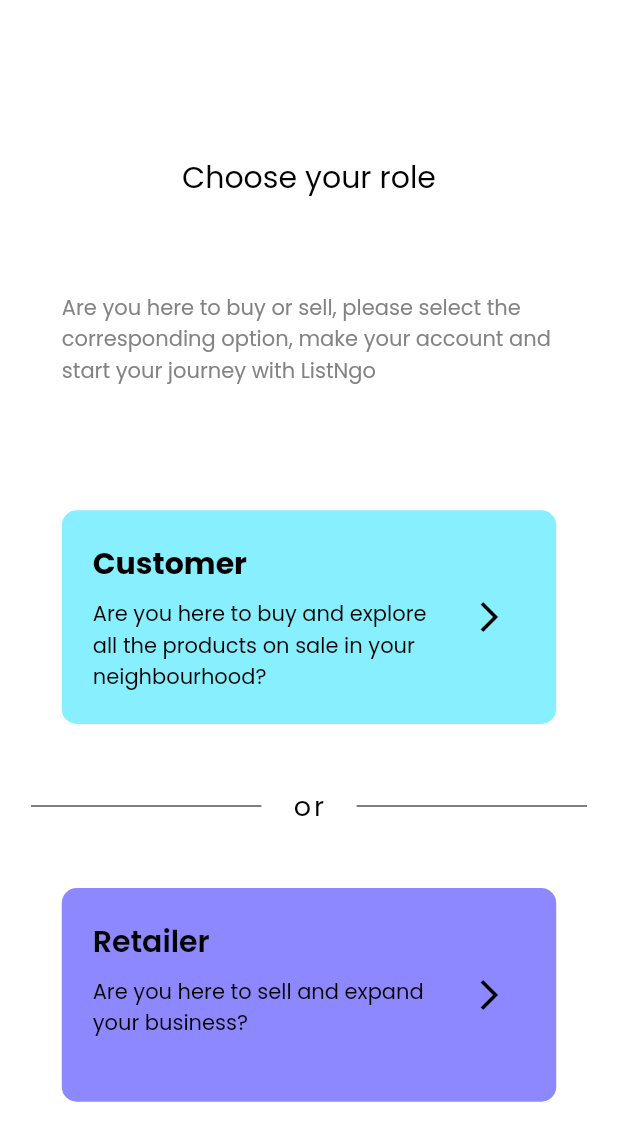
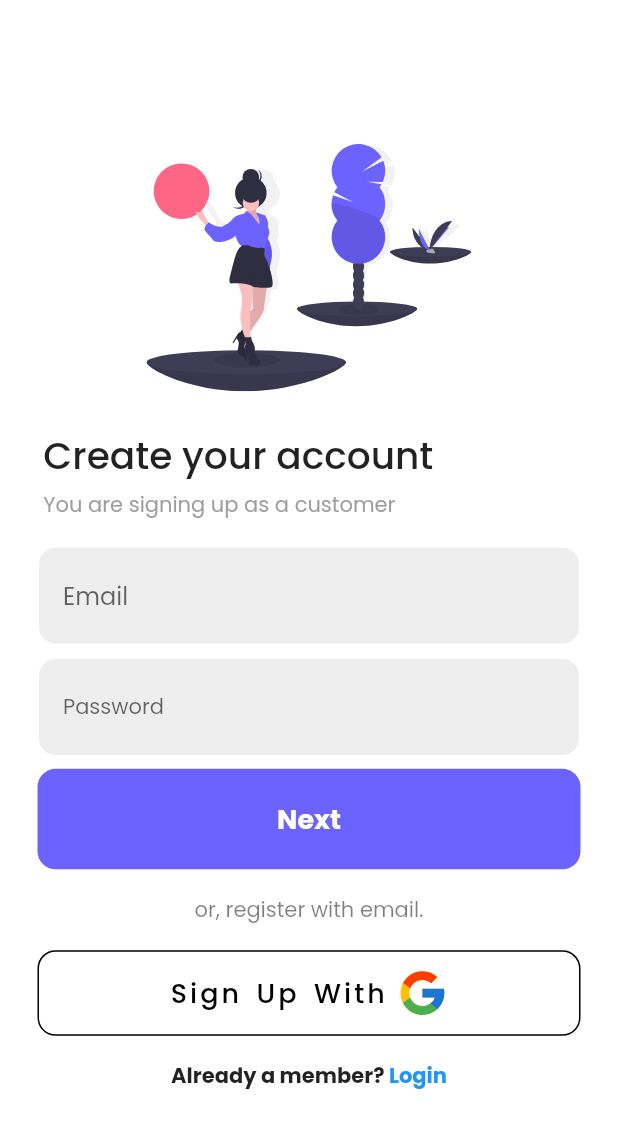
Before and after one commit to Legit-Ox/ListNGo, a Flutter app: the ChooseRoleScreen screen opened directly, after a tap on "Customer", on a phone screen of 412 x 824 dp. Shown: the top 1141 px of the screen. Run offline on Flutter 3.47's test engine with Material 2 defaults, Android fonts, the phone set to English and light mode, and no system bars; our stand-ins replace flutter_svg, google_fonts, smooth_page_indicator.

Commit message:
Register and login flow for customers added

```diff
--- a/listngo/lib/main.dart
+++ b/listngo/lib/main.dart
@@ -1,10 +1,9 @@
 import 'package:flutter/material.dart';
-import 'package:firebase_core/firebase_core.dart';
 import 'package:listngo/screens/onboarding_screen.dart';
 
 void main() async {
-  WidgetsFlutterBinding.ensureInitialized();
-  await Firebase.initializeApp();
+  // WidgetsFlutterBinding.ensureInitialized();
+  // await Firebase.initializeApp();
   runApp(const MyApp());
 }
 
--- /dev/null
+++ b/listngo/lib/screens/Customer/register_page_customers_1.dart
@@ -0,0 +1,267 @@
+import 'package:flutter/material.dart';
+import 'package:flutter_svg/svg.dart';
+import 'package:google_fonts/google_fonts.dart';
+
+import 'package:listngo/screens/Customer/login_page_customers.dart';
+import 'package:listngo/screens/Customer/register_page_customers_2.dart';
+
+class RegisterPageCustomers1 extends StatefulWidget {
+  const RegisterPageCustomers1({Key? key}) : super(key: key);
+
+  @override
+  State<RegisterPageCustomers1> createState() => _RegisterPageCustomers1State();
+}
+
+class _RegisterPageCustomers1State extends State<RegisterPageCustomers1> {
+  final _emailController = TextEditingController();
+  final _passwordController = TextEditingController();
+  final _confirmPasswordController = TextEditingController();
+  final _firstNameController = TextEditingController();
+  final _lastNameController = TextEditingController();
+  final _ageController = TextEditingController();
+  @override
+  void dispose() {
+    _emailController.dispose();
+    _passwordController.dispose();
+    _firstNameController.dispose();
+    _lastNameController.dispose();
+    _ageController.dispose();
+    super.dispose();
+  }
+
+  bool passwordConfirmed() {
+    if (_passwordController.text.trim() ==
+        _confirmPasswordController.text.trim()) {
+      return true;
+    } else {
+      return false;
+    }
+  }
+
+  @override
+  Widget build(BuildContext context) {
+    final ColorScheme colors = Theme.of(context).colorScheme;
+    final size = MediaQuery.of(context).size;
+    return Scaffold(
+      backgroundColor: Colors.white,
+      body: SafeArea(
+        child: Center(
+          child: SingleChildScrollView(
+            child: Column(
+              mainAxisAlignment: MainAxisAlignment.start,
+              crossAxisAlignment: CrossAxisAlignment.start,
+              children: [
+                Container(
+                  alignment: Alignment.center,
+                  child: SvgPicture.asset(
+                    'assets/images/login.svg',
+                    fit: BoxFit.contain,
+                    height: MediaQuery.of(context).size.height * 0.2,
+                  ),
+                ),
+                SizedBox(
+                  height: size.height * 0.03,
+                ),
+                Padding(
+                  padding: EdgeInsets.fromLTRB(
+                      MediaQuery.of(context).size.width * 0.07, 0, 0, 0),
+                  child: Text(
+                    'Create your account',
+                    style: GoogleFonts.poppins(
+                        fontSize: 25, fontWeight: FontWeight.w500),
+                  ),
+                ),
+                SizedBox(
+                  height: size.height * 0.005,
+                ),
+                Padding(
+                  padding: EdgeInsets.fromLTRB(
+                      MediaQuery.of(context).size.width * 0.07, 0, 0, 0),
+                  child: Text(
+                    'You are signing up as a customer',
+                    style: GoogleFonts.poppins(
+                      fontSize: 14,
+                      fontWeight: FontWeight.w400,
+                      color: Colors.grey,
+                    ),
+                  ),
+                ),
+                SizedBox(
+                  height: size.height * 0.02,
+                ),
+                Padding(
+                  padding: const EdgeInsets.symmetric(horizontal: 25),
+                  child: Container(
+                    decoration: BoxDecoration(
+                      color: Colors.grey[200],
+                      border: Border.all(color: Colors.white),
+                      borderRadius: BorderRadius.circular(12),
+                    ),
+                    child: Padding(
+                      padding: const EdgeInsets.symmetric(
+                          horizontal: 16, vertical: 8),
+                      child: TextField(
+                        controller: _emailController,
+                        style: GoogleFonts.poppins(fontSize: 16),
+                        decoration: InputDecoration(
+                          border: InputBorder.none,
+                          hintText: 'Email',
+                          hintStyle: GoogleFonts.poppins(),
+                        ),
+                      ),
+                    ),
+                  ),
+                ),
+                SizedBox(
+                  height: size.height * 0.01,
+                ),
+                Padding(
+                  padding: const EdgeInsets.symmetric(horizontal: 25),
+                  child: Container(
+                    decoration: BoxDecoration(
+                      color: Colors.grey[200],
+                      border: Border.all(color: Colors.white),
+                      borderRadius: BorderRadius.circular(12),
+                    ),
+                    child: Padding(
+                      padding: const EdgeInsets.symmetric(
+                          horizontal: 16, vertical: 8),
+                      child: TextField(
+                        style: GoogleFonts.poppins(fontSize: 14),
+                        controller: _passwordController,
+                        obscureText: true,
+                        decoration: InputDecoration(
+                          border: InputBorder.none,
+                          hintText: 'Password',
+                          hintStyle: GoogleFonts.poppins(),
+                        ),
+                      ),
+                    ),
+                  ),
+                ),
+                SizedBox(
+                  height: size.height * 0.01,
+                ),
+                GestureDetector(
+                  //Function for Sign Up to be written in this onTap
+                  onTap: () {
+                    Navigator.push(
+                      context,
+                      MaterialPageRoute(
+                        builder: (context) => const RegisterPageCustomers2(),
+                      ),
+                    );
+                  },
+                  child: Padding(
+                    padding: const EdgeInsets.symmetric(horizontal: 25),
+                    child: Container(
+                      padding: const EdgeInsets.all(20),
+                      decoration: BoxDecoration(
+                        color: const Color(0xFF6C63FF),
+                        borderRadius: BorderRadius.circular(12),
+                      ),
+                      child: Center(
+                        child: Text(
+                          'Next',
+                          style: GoogleFonts.poppins(
+                              color: Colors.white,
+                              fontWeight: FontWeight.bold,
+                              fontSize: 18),
+                        ),
+                      ),
+                    ),
+                  ),
+                ),
+                SizedBox(
+                  height: size.height * 0.02,
+                ),
+                Center(
+                  child: Text(
+                    'or, register with email.',
+                    textAlign: TextAlign.center,
+                    style: GoogleFonts.poppins(
+                      color: const Color.fromARGB(128, 0, 0, 0),
+                    ),
+                  ),
+                ),
+                SizedBox(
+                  height: size.height * 0.02,
+                ),
+                Padding(
+                  padding: const EdgeInsets.symmetric(horizontal: 25),
+                  child: GestureDetector(
+                    onTap: () {
+                      // AuthServices.signInwithGoogle().whenComplete(() {
+                      //   Navigator.of(context).push(
+                      //     MaterialPageRoute(
+                      //       builder: (context) {
+                      //         return const RegisterPageCustomers2();
+                      //       },
+                      //     ),
+                      //   );
+                      // });
+                    },
+                    child: Container(
+                      padding: const EdgeInsets.symmetric(vertical: 10),
+                      decoration: BoxDecoration(
+                        color: const Color.fromARGB(255, 255, 255, 255),
+                        borderRadius: BorderRadius.circular(12),
+                        border: Border.all(color: Colors.black),
+                      ),
+                      child: Center(
+                        child: Row(
+                          mainAxisAlignment: MainAxisAlignment.center,
+                          children: [
+                            Text(
+                              'Sign Up With ',
+                              style: GoogleFonts.poppins(
+                                  letterSpacing: 2,
+                                  wordSpacing: 3,
+                                  color: Colors.black,
+                                  fontWeight: FontWeight.w500,
+                                  fontSize: 18),
+                            ),
+                            SvgPicture.asset(
+                              'assets/images/google.svg',
+                              height: 35,
+                            ),
+                          ],
+                        ),
+                      ),
+                    ),
+                  ),
+                ),
+                SizedBox(
+                  height: size.height * 0.02,
+                ),
+                Row(
+                  mainAxisAlignment: MainAxisAlignment.center,
+                  children: [
+                    Text(
+                      'Already a member? ',
+                      style: GoogleFonts.poppins(fontWeight: FontWeight.bold),
+                    ),
+                    GestureDetector(
+                      onTap: () {
+                        Navigator.push(
+                            context,
+                            MaterialPageRoute(
+                              builder: (context) => const LoginPageCustomers(),
+                            ));
+                      },
+                      child: Text(
+                        'Login',
+                        style: GoogleFonts.poppins(
+                            color: Colors.blue, fontWeight: FontWeight.bold),
+                      ),
+                    ),
+                  ],
+                ),
+              ],
+            ),
+          ),
+        ),
+      ),
+    );
+  }
+}
--- a/listngo/lib/screens/choose_role_screen.dart
+++ b/listngo/lib/screens/choose_role_screen.dart
@@ -1,5 +1,6 @@
 import 'package:flutter/material.dart';
 import 'package:google_fonts/google_fonts.dart';
+import 'package:listngo/screens/Customer/register_page_customers_1.dart';
 
 class ChooseRoleScreen extends StatefulWidget {
   const ChooseRoleScreen({super.key});
@@ -67,12 +68,12 @@ class _ChooseRoleScreenState extends State<ChooseRoleScreen> {
             ),
             GestureDetector(
               onTap: () {
-                // Navigator.push(
-                //   context,
-                //   MaterialPageRoute(
-                //     builder: (context) => const RegisterPageCustomers1(),
-                //   ),
-                // );
+                Navigator.push(
+                  context,
+                  MaterialPageRoute(
+                    builder: (context) => const RegisterPageCustomers1(),
+                  ),
+                );
               },
               child: Container(
                 padding: EdgeInsets.symmetric(
```
Also changed, not shown: listngo/lib/screens/Customer/login_page_customers.dart (added, +251 -0 lines), listngo/lib/screens/Customer/register_page_customers_2.dart (added, +214 -0 lines).
